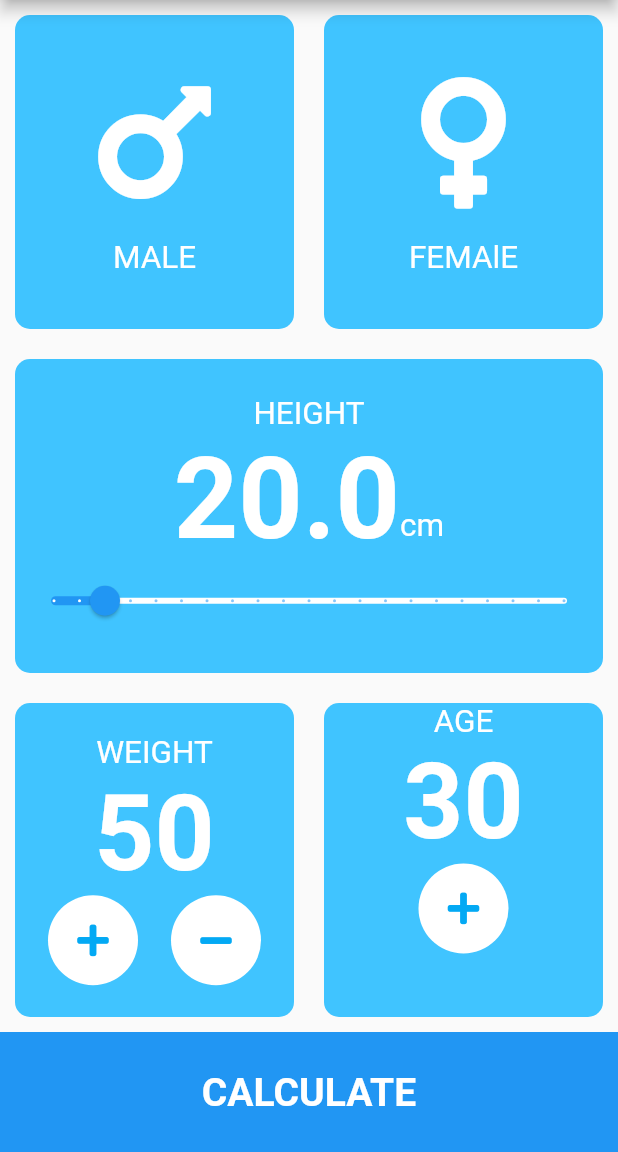
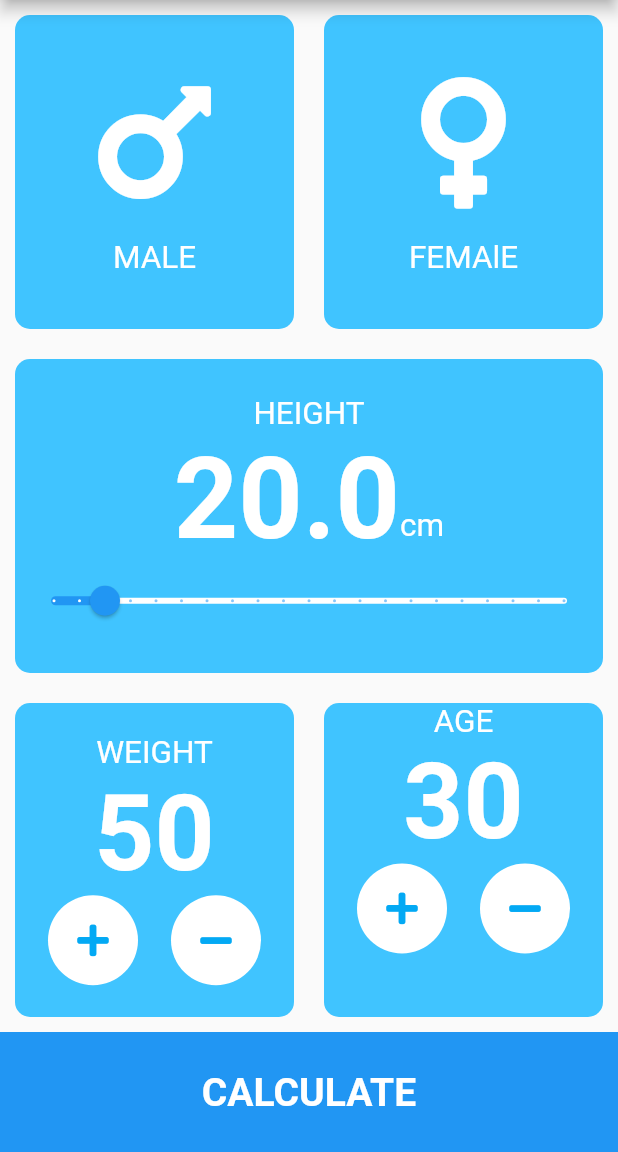
Before and after one commit to asamoah-fred/BMI-Calculator, a Flutter app: the screen it shows after launch, on a phone screen of 412 x 824 dp, the part 84-1236 px from its top. Run offline on Flutter 3.47's test engine with Material 2 defaults, Android fonts, the phone set to English and light mode, and no system bars; our stand-ins replace font_awesome_flutter.

Commit message:
added Mius Icon

```diff
--- a/lib/input_page.dart
+++ b/lib/input_page.dart
@@ -264,14 +264,14 @@ class _InputPageState extends State<InputPage> {
                                 color: Colors.lightBlue,
                               ),
                             ),
-                            // CircleAvatar(
-                            //   backgroundColor: Colors.white,
-                            //   radius: 30,
-                            //   child: Icon(
-                            //     FontAwesomeIcons.minus,
-                            //     color: Colors.lightBlue,
-                            //   ),
-                            // ),
+                            CircleAvatar(
+                              backgroundColor: Colors.white,
+                              radius: 30,
+                              child: Icon(
+                                FontAwesomeIcons.minus,
+                                color: Colors.lightBlue,
+                              ),
+                            ),
                           ],
                         ),
                       ],
```
